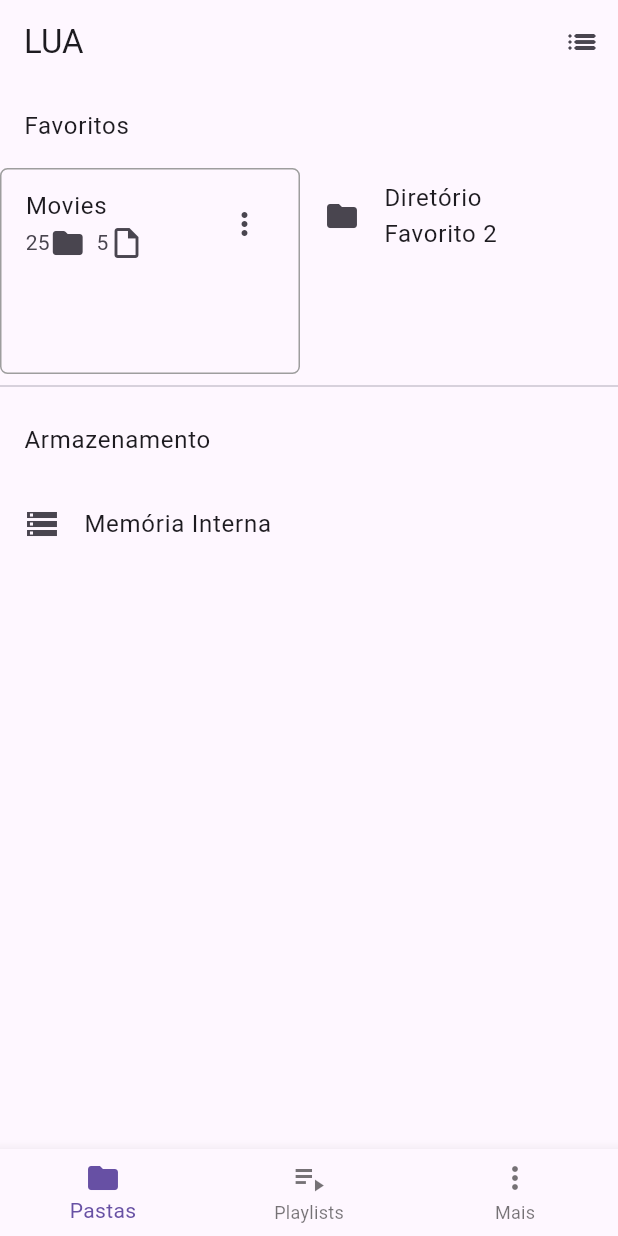
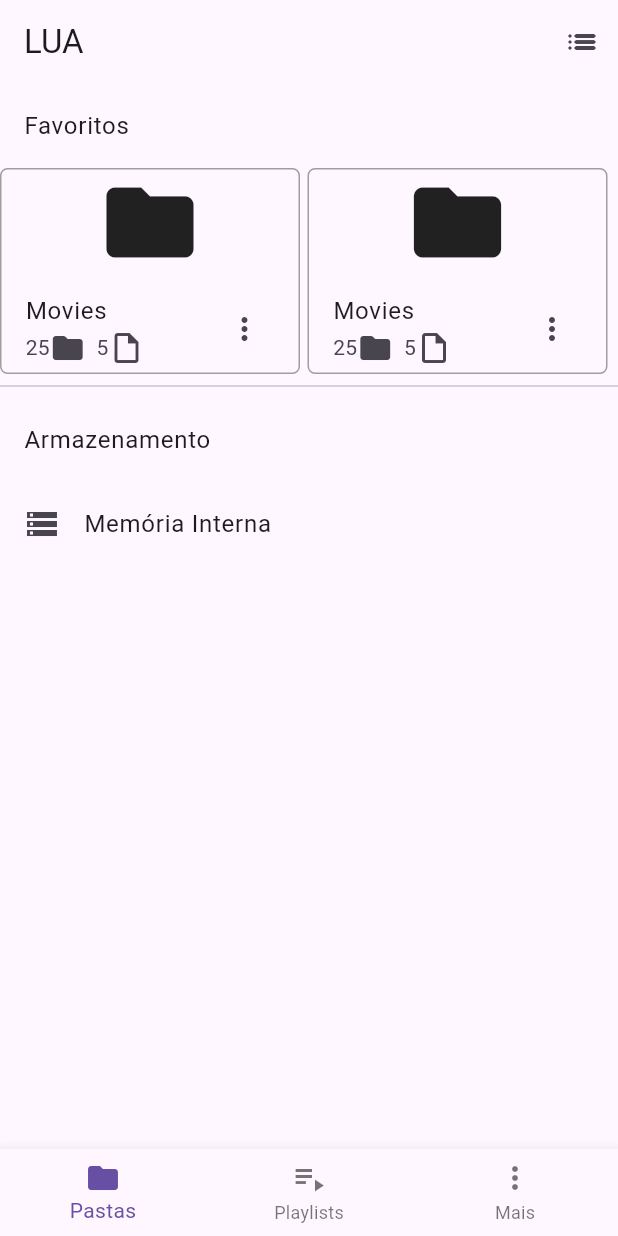
Before and after one commit to UildsonSantos/Lua, a Flutter app: the screen it shows after launch, on a phone screen of 412 x 824 dp. Run offline on Flutter 3.47's test engine with Material 3 defaults, Android fonts, the phone set to English and light mode, and no system bars; our stand-ins replace dartz, equatable, flutter_bloc, get_it, just_audio, permission_handler and 1 more; missing offline and left inert: flutter_media_metadata; accounts and stored records are empty.

Commit message:
feat: Update list item container with icon and conditional layout

```diff
--- a/lib/presentation/pages/home_page.dart
+++ b/lib/presentation/pages/home_page.dart
@@ -58,9 +58,14 @@ class HomePageState extends State<HomePage> {
                         _isVerticalView ? Border.all(color: Colors.grey) : null,
                   ),
                   width: 200.0,
-                  child: Column(
-                    verticalDirection: VerticalDirection.down,
+                  child: _isVerticalView
+                      ? Column(
+                          crossAxisAlignment: CrossAxisAlignment.center,
                           children: [
+                            const Icon(
+                              Icons.folder,
+                              size: 70,
+                            ),
                             ListTile(
                               title: const Text('Movies'),
                               subtitle: const Row(
@@ -76,46 +81,93 @@ class HomePageState extends State<HomePage> {
                               onTap: () {},
                             ),
                           ],
+                        )
+                      : Row(
+                          crossAxisAlignment: CrossAxisAlignment.center,
+                          children: [
+                            const Icon(
+                              Icons.folder,
+                              size: 60,
                             ),
+                            const SizedBox(width: 10),
+                            Expanded(
+                              child: ListTile(
+                                title: const Text('Movies'),
+                                subtitle: const Row(
+                                  children: [
+                                    Text('25'),
+                                    Icon(Icons.folder_rounded),
+                                    SizedBox(width: 7),
+                                    Text('5'),
+                                    Icon(Icons.insert_drive_file_outlined),
+                                  ],
                                 ),
-                SizedBox(
-                  width: 200.0,
-                  child: ListTile(
-                    leading: const Icon(Icons.folder),
-                    title: const Text('Diretório Favorito 2'),
+                                trailing: const Icon(Icons.more_vert),
                                 onTap: () {},
                               ),
                             ),
-                SizedBox(
+                          ],
+                        ),
+                ),
+                const SizedBox(
+                  width: 5,
+                ),
+                Container(
+                  decoration: BoxDecoration(
+                    borderRadius: const BorderRadius.all(Radius.circular(5)),
+                    border:
+                        _isVerticalView ? Border.all(color: Colors.grey) : null,
+                  ),
                   width: 200.0,
+                  child: _isVerticalView
+                      ? Column(
+                          crossAxisAlignment: CrossAxisAlignment.center,
+                          children: [
+                            const Icon(
+                              Icons.folder,
+                              size: 70,
+                            ),
+                            ListTile(
+                              title: const Text('Movies'),
+                              subtitle: const Row(
+                                children: [
+                                  Text('25'),
+                                  Icon(Icons.folder_rounded),
+                                  SizedBox(width: 7),
+                                  Text('5'),
+                                  Icon(Icons.insert_drive_file_outlined),
+                                ],
+                              ),
+                              trailing: const Icon(Icons.more_vert),
+                              onTap: () {},
+                            ),
+                          ],
+                        )
+                      : Row(
+                          crossAxisAlignment: CrossAxisAlignment.center,
+                          children: [
+                            const Icon(
+                              Icons.folder,
+                              size: 60,
+                            ),
+                            const SizedBox(width: 10),
+                            Expanded(
                               child: ListTile(
-                    leading: const Icon(Icons.folder),
-                    title: const Text('Diretório Favorito 3'),
+                                title: const Text('Movies'),
+                                subtitle: const Row(
+                                  children: [
+                                    Text('25'),
+                                    Icon(Icons.folder_rounded),
+                                    SizedBox(width: 7),
+                                    Text('5'),
+                                    Icon(Icons.insert_drive_file_outlined),
+                                  ],
+                                ),
+                                trailing: const Icon(Icons.more_vert),
                                 onTap: () {},
                               ),
                             ),
-                SizedBox(
-                  width: 200.0,
-                  child: ListTile(
-                    leading: const Icon(Icons.folder),
-                    title: const Text('Diretório Favorito 4'),
-                    onTap: () {},
-                  ),
-                ),
-                SizedBox(
-                  width: 200.0,
-                  child: ListTile(
-                    leading: const Icon(Icons.folder),
-                    title: const Text('Diretório Favorito 5'),
-                    onTap: () {},
-                  ),
-                ),
-                SizedBox(
-                  width: 200.0,
-                  child: ListTile(
-                    leading: const Icon(Icons.folder),
-                    title: const Text('Diretório Favorito 6'),
-                    onTap: () {},
+                          ],
                         ),
                 ),
               ],
```
Lines whose indentation alone changed are shown as unchanged.
